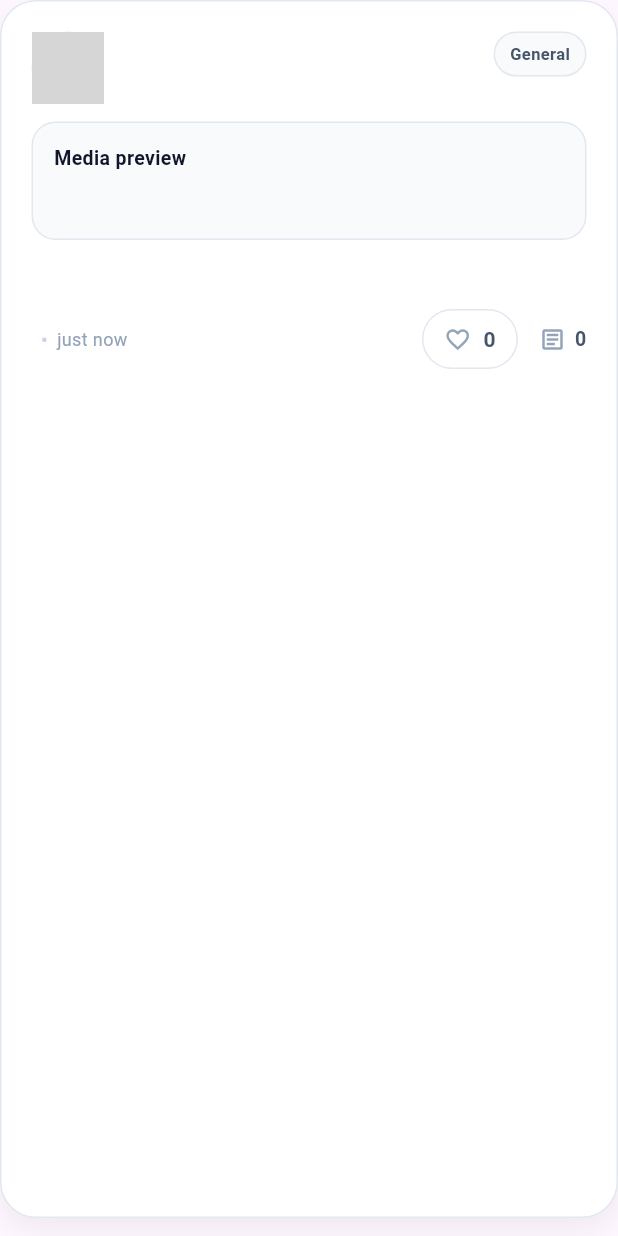
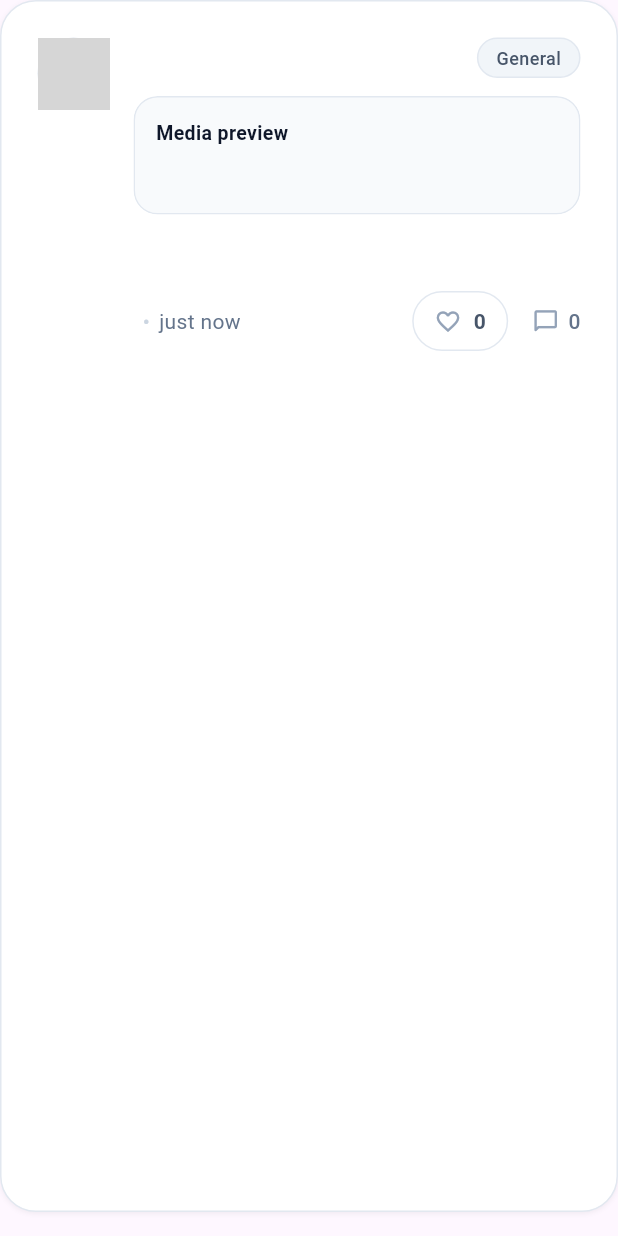
Before and after one commit to pbp-kelompok-B04/goalytics-mobile, a Flutter app: the ForumListCard widget shown alone on an empty page, opened directly with empty values, on a phone screen of 412 x 824 dp. Run offline on Flutter 3.47's test engine with Material 3 defaults, Android fonts, the phone set to English and light mode, and no system bars; our stand-ins replace fl_chart; missing offline and left inert: pbp_django_auth; accounts and stored records are empty; network calls fail; grey boxes are pictures that could not be loaded.

Commit message:
sytle: change post card layout

```diff
--- a/lib/widgets/forum/forum_list_card.dart
+++ b/lib/widgets/forum/forum_list_card.dart
@@ -20,64 +20,62 @@ class ForumListCard extends StatelessWidget {
   final VoidCallback? onEdit;
   final VoidCallback? onDelete;
 
+  // Konstanta warna Tailwind Slate untuk konsistensi
+  static const Color slate50 = Color(0xFFF8FAFC);
+  static const Color slate100 = Color(0xFFF1F5F9);
+  static const Color slate200 = Color(0xFFE2E8F0);
+  static const Color slate300 = Color(0xFFCBD5E1);
+  static const Color slate400 = Color(0xFF94A3B8);
+  static const Color slate500 = Color(0xFF64748B);
+  static const Color slate600 = Color(0xFF475569);
+  static const Color slate900 = Color(0xFF0F172A);
+  static const Color rose500 = Color(0xFFF43F5E);
+
   @override
   Widget build(BuildContext context) {
     final mediaUrl = post.attachmentUrl?.isNotEmpty == true
         ? post.attachmentUrl
         : post.mediaUrl;
-    return InkWell(
-      onTap: onTap,
-      child: Container(
-        margin: const EdgeInsets.only(bottom: 12),
-        padding: const EdgeInsets.all(20),
+
+    return Container(
+      margin: const EdgeInsets.only(bottom: 16),
       decoration: BoxDecoration(
         color: Colors.white,
-          borderRadius: BorderRadius.circular(24),
-          border: Border.all(color: const Color(0xFFE2E8F0)),
+        borderRadius: BorderRadius.circular(24), // rounded-3xl
+        border: Border.all(color: slate200),
         boxShadow: const [
           BoxShadow(
-              color: Color(0x0F000000),
-              blurRadius: 16,
-              offset: Offset(0, 8),
+            color: Color.fromRGBO(0, 0, 0, 0.05), // shadow-sm
+            blurRadius: 2,
+            offset: Offset(0, 1),
           ),
         ],
       ),
+      child: Material(
+        color: Colors.transparent,
+        borderRadius: BorderRadius.circular(24),
+        child: InkWell(
+          onTap: onTap,
+          borderRadius: BorderRadius.circular(24),
           child: Stack(
             children: [
-            if (post.isAuthor && (onEdit != null || onDelete != null))
-              Positioned(
-                right: 0,
-                top: 0,
+              Padding(
+                padding: const EdgeInsets.all(24), // p-6
                 child: Row(
-                  children: [
-                    if (onEdit != null)
-                      _IconButton(
-                        icon: Icons.edit_outlined,
-                        onTap: onEdit!,
-                        tooltip: 'Edit post',
-                      ),
-                    if (onDelete != null)
-                      _IconButton(
-                        icon: Icons.delete_outline,
-                        onTap: onDelete!,
-                        tooltip: 'Delete post',
-                        color: const Color(0xFFEF4444),
-                      ),
-                  ],
-                ),
-              ),
-            Column(
                   crossAxisAlignment: CrossAxisAlignment.start,
                   children: [
-                Row(
-                  crossAxisAlignment: CrossAxisAlignment.start,
-                  children: [
-                    buildPostAvatar(post.author, post.avatar, size: 48),
-                    const SizedBox(width: 12),
+                    // --- Avatar Section (Left) ---
+                    Padding(
+                      padding: const EdgeInsets.only(right: 16.0),
+                      child: buildPostAvatar(post.author, post.avatar, size: 48),
+                    ),
+
+                    // --- Content Section (Right) ---
                     Expanded(
                       child: Column(
                         crossAxisAlignment: CrossAxisAlignment.start,
                         children: [
+                          // 1. Header: Title & League Badge
                           Row(
                             crossAxisAlignment: CrossAxisAlignment.start,
                             children: [
@@ -85,102 +83,127 @@ class ForumListCard extends StatelessWidget {
                                 child: Text(
                                   post.title,
                                   style: const TextStyle(
-                                    fontWeight: FontWeight.w800,
-                                    fontSize: 17,
-                                    color: Color(0xFF0F172A),
+                                    fontSize: 18, // text-lg
+                                    fontWeight: FontWeight.w600, // font-semibold
+                                    color: slate900,
+                                    height: 1.2,
                                   ),
                                   maxLines: 2,
                                   overflow: TextOverflow.ellipsis,
                                 ),
                               ),
                               const SizedBox(width: 8),
+                              // League Badge
                               Container(
                                 padding: const EdgeInsets.symmetric(
-                                  horizontal: 10,
-                                  vertical: 6,
+                                  horizontal: 12,
+                                  vertical: 4,
                                 ),
                                 decoration: BoxDecoration(
-                                  color: const Color(0xFFF8FAFC),
-                                  borderRadius: BorderRadius.circular(16),
-                                  border:
-                                      Border.all(color: const Color(0xFFE2E8F0)),
+                                  color: slate100,
+                                  borderRadius: BorderRadius.circular(99), // rounded-full
+                                  border: Border.all(color: slate200),
                                 ),
                                 child: Text(
                                   postLeagueLabel(post.league),
                                   style: const TextStyle(
-                                    fontSize: 11,
-                                    fontWeight: FontWeight.w700,
-                                    color: Color(0xFF475569),
+                                    fontSize: 12, // text-xs
+                                    fontWeight: FontWeight.w500, // font-medium
+                                    color: slate600,
                                   ),
                                 ),
                               ),
+                              // Spacing for absolute buttons if author
+                              if (post.isAuthor) const SizedBox(width: 20),
                             ],
                           ),
-                        ],
-                      ),
-                    ),
-                  ],
+
+                          const SizedBox(height: 12), // space-y-3
+
+                          // 2. Media (Jika ada)
+                          if (mediaUrl != null) ...[
+                            ClipRRect(
+                              borderRadius: BorderRadius.circular(16), // rounded-2xl
+                              child: PostMediaPreview(url: mediaUrl),
                             ),
                             const SizedBox(height: 12),
-                if (mediaUrl != null) ...[
-                  PostMediaPreview(url: mediaUrl),
-                  const SizedBox(height: 8),
                           ],
+
+                          // 3. Post Content Text
                           Text(
                             post.content,
                             maxLines: 3,
                             overflow: TextOverflow.ellipsis,
                             style: const TextStyle(
-                    fontSize: 14,
-                    color: Color(0xFF475569),
-                    height: 1.5,
+                              fontSize: 14, // text-sm
+                              color: slate600,
+                              height: 1.6, // leading-relaxed
                             ),
                           ),
+
                           const SizedBox(height: 12),
+
+                          // 4. Footer: Meta & Actions
                           Row(
                             mainAxisAlignment: MainAxisAlignment.spaceBetween,
                             children: [
-                    Row(
+                              // Author & Time
+                              Expanded(
+                                child: Row(
                                   children: [
-                        Text(
+                                    Flexible(
+                                      child: Text(
                                         post.author,
                                         style: const TextStyle(
-                            fontWeight: FontWeight.w700,
-                            color: Color(0xFF475569),
+                                          fontWeight: FontWeight.w500,
+                                          color: slate600,
+                                          fontSize: 14,
+                                        ),
+                                        overflow: TextOverflow.ellipsis,
                                       ),
                                     ),
-                        const SizedBox(width: 6),
-                        const Text('•',
-                            style: TextStyle(color: Color(0xFFCBD5E1))),
-                        const SizedBox(width: 6),
+                                    const Padding(
+                                      padding: EdgeInsets.symmetric(horizontal: 6),
+                                      child: Text('•', style: TextStyle(color: slate300)),
+                                    ),
                                     Text(
                                       postTimeAgo(post.createdAt),
                                       style: const TextStyle(
-                            fontSize: 12,
-                            color: Color(0xFF94A3B8),
+                                        fontSize: 14,
+                                        color: slate500,
                                       ),
                                     ),
                                   ],
                                 ),
+                              ),
+
+                              // Like & Comment Counts
                               Row(
                                 children: [
+                                  // Like Button (Custom Widget assumed to be adaptable)
                                   PostLikeButton(
                                     isLiked: post.isLiked,
                                     count: post.likeCount,
                                     onTap: onLike,
+                                    // Pastikan widget ini mendukung custom color jika perlu,
+                                    // atau biarkan defaultnya. Di CSS: text-rose-500
                                   ),
-                        const SizedBox(width: 14),
+                                  const SizedBox(width: 16),
+                                  // Comment Indicator
                                   Row(
                                     children: [
-                            const Icon(Icons.article_outlined,
-                                size: 18, color: Color(0xFF94A3B8)),
+                                      const Icon(
+                                        Icons.chat_bubble_outline_rounded,
+                                        size: 18,
+                                        color: slate400,
+                                      ),
                                       const SizedBox(width: 6),
                                       Text(
                                         '${post.commentCount}',
                                         style: const TextStyle(
-                                fontSize: 13,
-                                fontWeight: FontWeight.w600,
-                                color: Color(0xFF475569),
+                                          fontSize: 14,
+                                          fontWeight: FontWeight.w500,
+                                          color: slate500,
                                         ),
                                       ),
                                     ],
@@ -191,7 +214,42 @@ class ForumListCard extends StatelessWidget {
                           ),
                         ],
                       ),
+                    ),
                   ],
+                ),
+              ),
+
+              // --- Absolute Action Buttons (Top Right) ---
+              // Sesuai CSS: absolute right-6 top-6
+              if (post.isAuthor && (onEdit != null || onDelete != null))
+                Positioned(
+                  right: 12, // Sedikit disesuaikan agar tidak terlalu menempel tepi Container
+                  top: 12,
+                  child: Row(
+                    children: [
+                      if (onEdit != null)
+                        _IconButton(
+                          icon: Icons.edit_outlined,
+                          onTap: onEdit!,
+                          tooltip: 'Edit post',
+                          bgColor: Colors.white.withOpacity(0.8),
+                          borderColor: slate200,
+                          iconColor: slate500,
+                        ),
+                      if (onDelete != null)
+                        _IconButton(
+                          icon: Icons.delete_outline_rounded,
+                          onTap: onDelete!,
+                          tooltip: 'Delete post',
+                          bgColor: const Color(0xFFFFF1F2), // rose-50
+                          borderColor: const Color(0xFFFFE4E6), // rose-100
+                          iconColor: rose500,
+                        ),
+                    ],
+                  ),
+                ),
+            ],
+          ),
         ),
       ),
     );
@@ -203,33 +261,39 @@ class _IconButton extends StatelessWidget {
     required this.icon,
     required this.onTap,
     this.tooltip,
-    this.color,
+    required this.bgColor,
+    required this.borderColor,
+    required this.iconColor,
   });
 
   final IconData icon;
   final VoidCallback onTap;
   final String? tooltip;
-  final Color? color;
+  final Color bgColor;
+  final Color borderColor;
+  final Color iconColor;
 
   @override
   Widget build(BuildContext context) {
-    final btn = InkWell(
+    final btn = Material(
+      color: Colors.transparent,
+      child: InkWell(
         onTap: onTap,
-      borderRadius: BorderRadius.circular(14),
+        borderRadius: BorderRadius.circular(16),
         child: Container(
-        padding: const EdgeInsets.all(8),
-        margin: const EdgeInsets.only(left: 6),
+          width: 32,
+          height: 32,
+          margin: const EdgeInsets.only(left: 8),
           decoration: BoxDecoration(
-          color: (color ?? const Color(0xFF0F172A)).withOpacity(0.05),
-          borderRadius: BorderRadius.circular(14),
-          border: Border.all(
-            color: (color ?? const Color(0xFF0F172A)).withOpacity(0.1),
-          ),
+            color: bgColor,
+            borderRadius: BorderRadius.circular(12), // rounded-2xl look
+            border: Border.all(color: borderColor),
           ),
           child: Icon(
             icon,
             size: 16,
-          color: color ?? const Color(0xFF0F172A),
+            color: iconColor,
+          ),
         ),
       ),
     );
```
Lines whose indentation alone changed are shown as unchanged.
